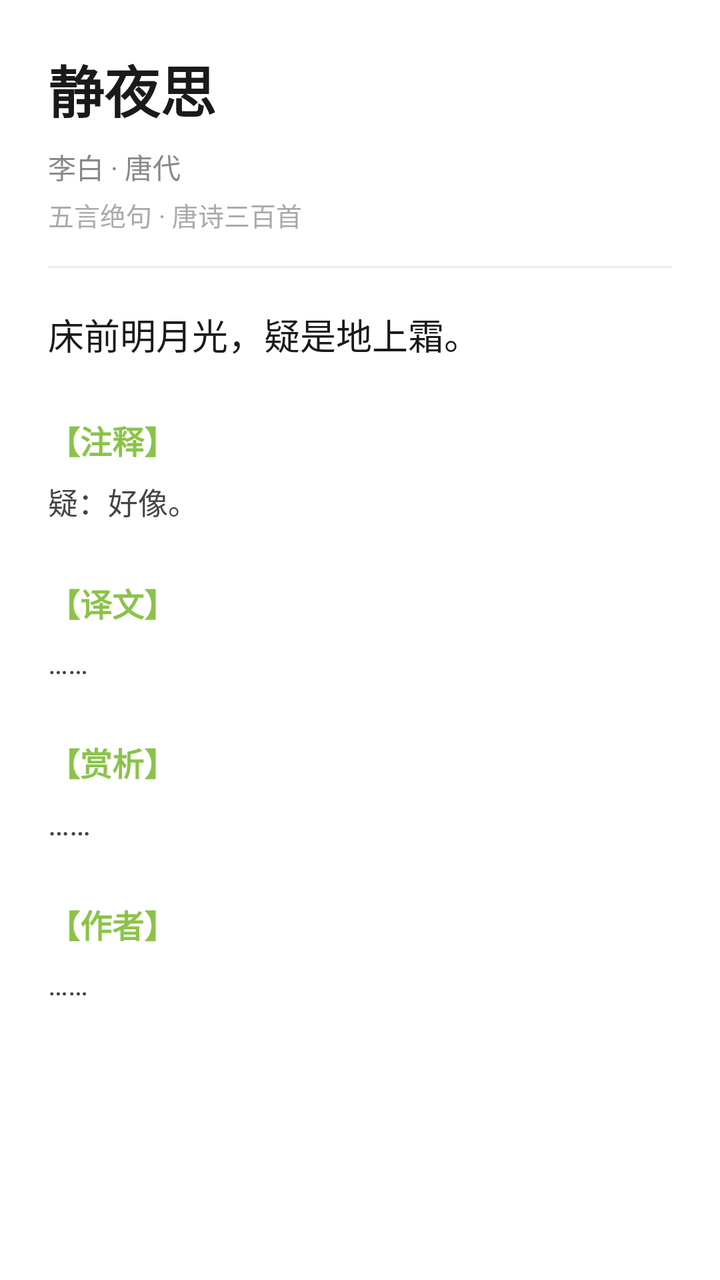
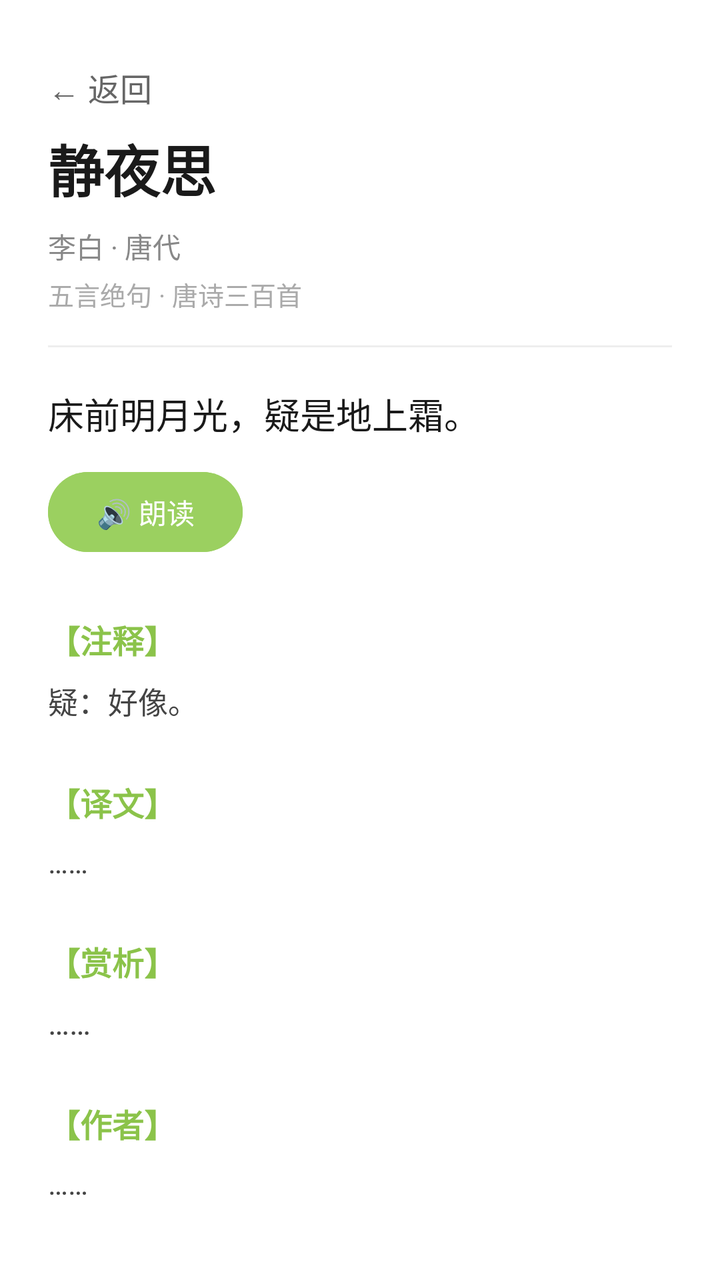

Screens rendered from an Android XML layout before and after an edit, with the pre-edit source and the edit as a unified diff.
<!-- AndroidManifest.xml: application theme Theme.PoemApp -->
<!-- res/layout/details.xml -->
<?xml version="1.0" encoding="utf-8"?>
<ScrollView xmlns:android="http://schemas.android.com/apk/res/android"
    android:layout_width="match_parent"
    android:layout_height="match_parent"
    android:background="#FFFFFF">

    <LinearLayout
        android:layout_width="match_parent"
        android:layout_height="wrap_content"
        android:orientation="vertical"
        android:padding="24dp"
        android:paddingBottom="48dp" >

        
        <TextView
            android:id="@+id/tvDetailTitle"
            android:layout_width="match_parent"
            android:layout_height="wrap_content"
            android:text="静夜思"
            android:textSize="28sp"
            android:textStyle="bold"
            android:textColor="#1A1A1A" />

        
        <TextView
            android:id="@+id/tvDetailAuthor"
            android:layout_width="match_parent"
            android:layout_height="wrap_content"
            android:layout_marginTop="8dp"
            android:text="李白 · 唐代"
            android:textSize="14sp"
            android:textColor="#888888" />

        
        <TextView
            android:id="@+id/tvDetailMeta"
            android:layout_width="match_parent"
            android:layout_height="wrap_content"
            android:layout_marginTop="4dp"
            android:text="五言绝句 · 唐诗三百首"
            android:textSize="13sp"
            android:textColor="#AAAAAA" />

        <View
            android:layout_width="match_parent"
            android:layout_height="1dp"
            android:layout_marginTop="16dp"
            android:background="#EEEEEE" />

        
        <TextView
            android:id="@+id/tvDetailContent"
            android:layout_width="match_parent"
            android:layout_height="wrap_content"
            android:layout_marginTop="20dp"
            android:text="床前明月光，疑是地上霜。"
            android:textSize="18sp"
            android:textColor="#1A1A1A"
            android:lineSpacingExtra="10dp" />

        
        <TextView
            android:layout_width="match_parent"
            android:layout_height="wrap_content"
            android:layout_marginTop="28dp"
            android:text="【注释】"
            android:textSize="16sp"
            android:textStyle="bold"
            android:textColor="#8BC34A" />

        <TextView
            android:id="@+id/tvDetailNotes"
            android:layout_width="match_parent"
            android:layout_height="wrap_content"
            android:layout_marginTop="8dp"
            android:text="疑：好像。"
            android:textSize="15sp"
            android:textColor="#444444"
            android:lineSpacingExtra="6dp" />

        
        <TextView
            android:layout_width="match_parent"
            android:layout_height="wrap_content"
            android:layout_marginTop="28dp"
            android:text="【译文】"
            android:textSize="16sp"
            android:textStyle="bold"
            android:textColor="#8BC34A" />

        <TextView
            android:id="@+id/tvDetailTranslate"
            android:layout_width="match_parent"
            android:layout_height="wrap_content"
            android:layout_marginTop="8dp"
            android:text="……"
            android:textSize="15sp"
            android:textColor="#444444"
            android:lineSpacingExtra="6dp" />

        
        <TextView
            android:layout_width="match_parent"
            android:layout_height="wrap_content"
            android:layout_marginTop="28dp"
            android:text="【赏析】"
            android:textSize="16sp"
            android:textStyle="bold"
            android:textColor="#8BC34A" />

        <TextView
            android:id="@+id/tvDetailAppreciation"
            android:layout_width="match_parent"
            android:layout_height="wrap_content"
            android:layout_marginTop="8dp"
            android:text="……"
            android:textSize="16sp"
            android:textColor="#444444"
            android:lineSpacingExtra="10dp" />

        
        <TextView
            android:layout_width="match_parent"
            android:layout_height="wrap_content"
            android:layout_marginTop="28dp"
            android:text="【作者】"
            android:textSize="16sp"
            android:textStyle="bold"
            android:textColor="#8BC34A" />

        <TextView
            android:id="@+id/tvDetailAuthorBio"
            android:layout_width="match_parent"
            android:layout_height="wrap_content"
            android:layout_marginTop="8dp"
            android:text="……"
            android:textSize="15sp"
            android:textColor="#444444"
            android:lineSpacingExtra="6dp" />

    </LinearLayout>

</ScrollView>
<!-- resources referenced by this layout -->
<resources>
  <style name="Theme.PoemApp" parent="Base.Theme.PoemApp" />
  <style name="Base.Theme.PoemApp" parent="Theme.Material3.DayNight.NoActionBar">
          
          
      </style>
</resources>

<!-- the commit's change to res/layout/details.xml (unified diff, before → after) -->
@@ -10,6 +10,16 @@
         android:orientation="vertical"
         android:padding="24dp"
         android:paddingBottom="48dp" >
+
+        <TextView
+            android:id="@+id/btnBack"
+            android:layout_width="wrap_content"
+            android:layout_height="wrap_content"
+            android:paddingTop="8dp"
+            android:paddingBottom="8dp"
+            android:text="← 返回"
+            android:textSize="16sp"
+            android:textColor="#666666" />
 
         
         <TextView
@@ -57,6 +67,15 @@
             android:textSize="18sp"
             android:textColor="#1A1A1A"
             android:lineSpacingExtra="10dp" />
+
+        <Button
+            android:id="@+id/btnSpeak"
+            android:layout_width="wrap_content"
+            android:layout_height="wrap_content"
+            android:layout_marginTop="12dp"
+            android:text="🔊 朗读"
+            android:textSize="14sp"
+            android:backgroundTint="#9BD060"/>
 
         
         <TextView
